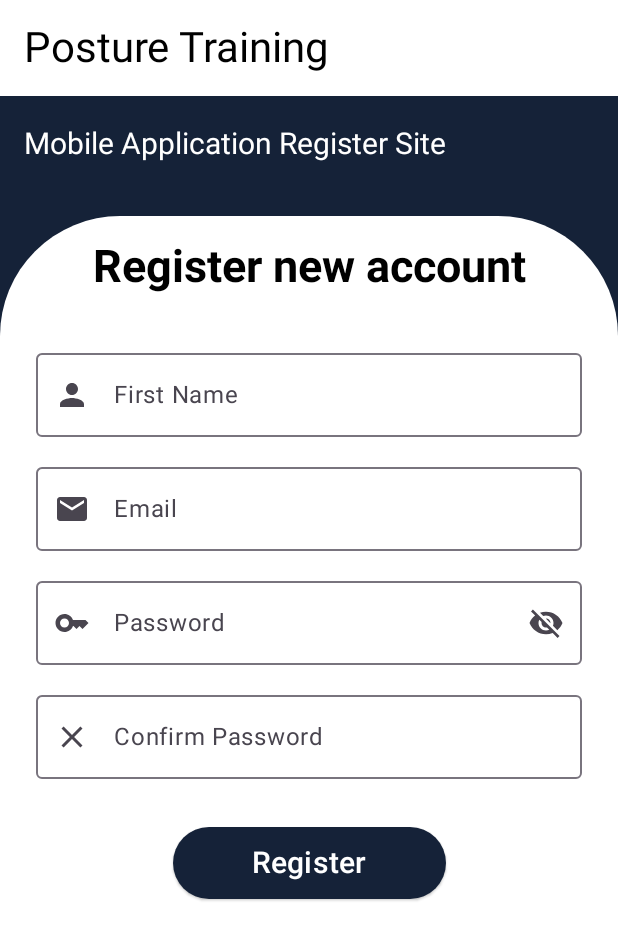
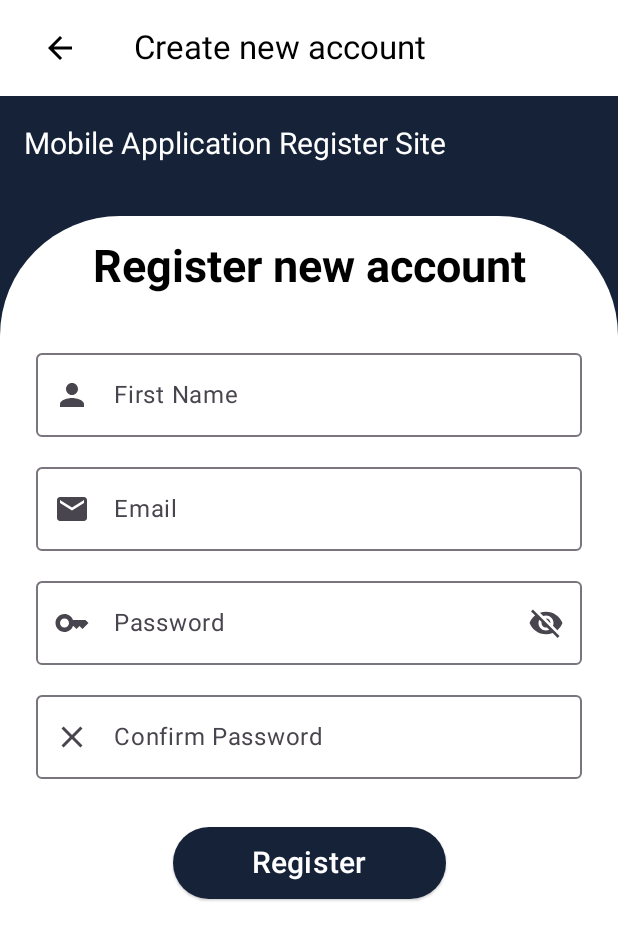
Before and after one commit to TaloHomes404/SitzerApp, an Android app built with Jetpack Compose: the RegisterScreen screen opened through its navigation route, on a phone screen of 412 x 824 dp. Shown: the top 940 px of the screen. Run offline under Robolectric (Android 15) with nearby library versions, the phone set to English and light mode, and no system bars.

Commit message:
minor changes

```diff
--- a/app/src/main/AndroidManifest.xml
+++ b/app/src/main/AndroidManifest.xml
@@ -13,11 +13,6 @@
         android:theme="@style/Theme.Sitzer"
         tools:targetApi="31">
         <activity
-            android:name=".navigation.AppNavigation"
-            android:exported="false"
-            android:label="@string/title_activity_app_navigation"
-            android:theme="@style/Theme.Sitzer" />
-        <activity
             android:name=".mvvm.view.MainActivity"
             android:exported="true"
             android:label="@string/app_name"
--- a/app/src/main/java/wolf/north/sitzer/mvvm/view/ExercisePickScreen.kt
+++ b/app/src/main/java/wolf/north/sitzer/mvvm/view/ExercisePickScreen.kt
@@ -41,12 +41,14 @@ import androidx.compose.ui.text.style.TextAlign
 import androidx.compose.ui.tooling.preview.Preview
 import androidx.compose.ui.unit.dp
 import androidx.compose.ui.unit.sp
+import androidx.navigation.NavHostController
+import androidx.navigation.compose.rememberNavController
 import kotlinx.coroutines.delay
 import wolf.north.sitzer.R
 
 @OptIn(ExperimentalMaterial3Api::class)
 @Composable
-fun ExercisePickScreen() {
+fun ExercisePickScreen( navController: NavHostController = rememberNavController()) {
     Scaffold(
         topBar = {
             TopAppBar(
@@ -145,7 +147,7 @@ fun ExercisePickScreen() {
 
 @Preview(showSystemUi = true)
 @Composable
-fun ExercisePickScreenPreviev() {
+fun ExercisePickScreenPreview() {
     ExercisePickScreen()
 }
 
--- a/app/src/main/java/wolf/north/sitzer/mvvm/view/MainActivity.kt
+++ b/app/src/main/java/wolf/north/sitzer/mvvm/view/MainActivity.kt
@@ -6,16 +6,20 @@ import androidx.activity.ComponentActivity
 import androidx.activity.compose.setContent
 import androidx.compose.foundation.Image
 import androidx.compose.foundation.background
-import androidx.compose.foundation.layout.*
+import androidx.compose.foundation.layout.Arrangement
+import androidx.compose.foundation.layout.Column
+import androidx.compose.foundation.layout.Row
+import androidx.compose.foundation.layout.Spacer
+import androidx.compose.foundation.layout.fillMaxSize
+import androidx.compose.foundation.layout.fillMaxWidth
+import androidx.compose.foundation.layout.height
+import androidx.compose.foundation.layout.padding
 import androidx.compose.foundation.shape.RoundedCornerShape
 import androidx.compose.material.icons.Icons
-import androidx.compose.material.icons.filled.ArrowBack
-import androidx.compose.material.icons.filled.ArrowForward
 import androidx.compose.material.icons.filled.ArrowRightAlt
 import androidx.compose.material3.Button
 import androidx.compose.material3.ButtonDefaults
 import androidx.compose.material3.Icon
-import androidx.compose.material3.IconButton
 import androidx.compose.material3.Text
 import androidx.compose.runtime.Composable
 import androidx.compose.ui.Alignment
@@ -29,8 +33,11 @@ import androidx.compose.ui.text.font.FontWeight
 import androidx.compose.ui.tooling.preview.Preview
 import androidx.compose.ui.unit.dp
 import androidx.compose.ui.unit.sp
+import androidx.navigation.NavHostController
+import androidx.navigation.compose.rememberNavController
 import wolf.north.sitzer.R
 import wolf.north.sitzer.navigation.AppNavigation
+import wolf.north.sitzer.navigation.Screens
 
 class MainActivity : ComponentActivity() {
     override fun onCreate(savedInstanceState: Bundle?) {
@@ -42,7 +49,7 @@ class MainActivity : ComponentActivity() {
 }
 
 @Composable
-fun SplashScreen() {
+fun SplashScreen( navController: NavHostController  = rememberNavController() ) {
     Column(
         modifier = Modifier
             .fillMaxSize()
@@ -98,7 +105,9 @@ fun SplashScreen() {
             Spacer(modifier = Modifier.weight(1f)) // Wypełnia przestrzeń, aby przycisk był na dole
 
             Button(
-                onClick = { /* Action */ },
+                onClick = { navController.navigate(Screens.Login ) {
+                    popUpTo(Screens.SplashScreen) {inclusive = true}
+                } },
                 colors = ButtonDefaults.buttonColors(containerColor = colorResource(R.color.welcome_screen_bg)), // przycisk fioletowy
                 shape = RoundedCornerShape(10.dp), // zaokrąglenie przycisku
                 modifier = Modifier
@@ -130,6 +139,6 @@ fun SplashScreen() {
 
 @Preview(showBackground = true, showSystemUi = true)
 @Composable
-fun WelcomeScreenPreview() {
+fun SplashScreenPreview() {
     SplashScreen()
 }
--- a/app/src/main/java/wolf/north/sitzer/mvvm/view/RegisterScreen.kt
+++ b/app/src/main/java/wolf/north/sitzer/mvvm/view/RegisterScreen.kt
@@ -4,15 +4,18 @@ import android.annotation.SuppressLint
 import androidx.compose.foundation.background
 import androidx.compose.foundation.layout.Box
 import androidx.compose.foundation.layout.Column
+import androidx.compose.foundation.layout.Row
 import androidx.compose.foundation.layout.Spacer
 import androidx.compose.foundation.layout.fillMaxHeight
 import androidx.compose.foundation.layout.fillMaxSize
 import androidx.compose.foundation.layout.fillMaxWidth
 import androidx.compose.foundation.layout.height
 import androidx.compose.foundation.layout.padding
+import androidx.compose.foundation.layout.width
 import androidx.compose.foundation.shape.RoundedCornerShape
 import androidx.compose.foundation.text.KeyboardOptions
 import androidx.compose.material.icons.Icons
+import androidx.compose.material.icons.filled.ArrowBack
 import androidx.compose.material.icons.filled.Close
 import androidx.compose.material.icons.filled.Email
 import androidx.compose.material.icons.filled.Key
@@ -22,6 +25,7 @@ import androidx.compose.material3.ButtonDefaults
 import androidx.compose.material3.ElevatedButton
 import androidx.compose.material3.ExperimentalMaterial3Api
 import androidx.compose.material3.Icon
+import androidx.compose.material3.IconButton
 import androidx.compose.material3.OutlinedTextField
 import androidx.compose.material3.Scaffold
 import androidx.compose.material3.Text
@@ -43,6 +47,8 @@ import androidx.compose.ui.text.input.PasswordVisualTransformation
 import androidx.compose.ui.tooling.preview.Preview
 import androidx.compose.ui.unit.dp
 import androidx.compose.ui.unit.sp
+import androidx.navigation.NavHostController
+import androidx.navigation.compose.rememberNavController
 import wolf.north.sitzer.R
 
 /*
@@ -176,20 +182,28 @@ fun RegisterScreen() {
 @SuppressLint("UnusedMaterial3ScaffoldPaddingParameter")
 @OptIn(ExperimentalMaterial3Api::class)
 @Composable
-fun RegisterScreen() {
+fun RegisterScreen( navController: NavHostController = rememberNavController() ) {
     Scaffold(
         topBar = {
             Column {
-                // Pierwszy biały pasek z napisem "Coffee"
                 TopAppBar(
                     title = {
-                        Text(text = "Posture Training", fontSize = 28.sp, color = Color.Black)
+                        Row(verticalAlignment = Alignment.CenterVertically) {
+                            IconButton(onClick = { /* Back action */ }) {
+                                Icon(
+                                    Icons.Default.ArrowBack,
+                                    contentDescription = "Back",
+                                    tint = Color.Black
+                                )
+                            }
+                            Spacer(modifier = Modifier.width(25.dp))
+                            Text(text = "Create new account", color = Color.Black)
+                        }
                     },
                     colors = TopAppBarDefaults.topAppBarColors(
                         containerColor = Color.White
                     )
                 )
-                // Czarny pasek z napisem "house"
                 TopAppBar(
                     title = {
                         Text(
--- a/app/src/main/java/wolf/north/sitzer/navigation/AppNavigation.kt
+++ b/app/src/main/java/wolf/north/sitzer/navigation/AppNavigation.kt
@@ -20,13 +20,13 @@ fun AppNavigation(navController: NavHostController = rememberNavController()) {
         navController = navController,
         startDestination = Screens.SplashScreen
     ){
-        composable(Screens.Exercises) { ExercisePickScreen() }
-        composable(Screens.Home) { HomeScreen() }
-        composable(Screens.Login) { LoginScreen() }
-        composable(Screens.Register) { RegisterScreen() }
-        composable(Screens.Workout) { WorkoutScreen() }
-        composable(Screens.Profile) { ProfileScreen() }
-        composable(Screens.SplashScreen) { SplashScreen() }
+        composable(Screens.Exercises) { ExercisePickScreen(navController = navController) }
+        composable(Screens.Home) { HomeScreen(navController = navController) }
+        composable(Screens.Login) { LoginScreen(navController = navController) }
+        composable(Screens.Register) { RegisterScreen(navController = navController) }
+        composable(Screens.Workout) { WorkoutScreen(navController = navController) }
+        composable(Screens.Profile) { ProfileScreen(navController = navController) }
+        composable(Screens.SplashScreen) { SplashScreen(navController = navController) }
 
     }
 }
```
Also changed, not shown: app/src/main/java/wolf/north/sitzer/mvvm/view/HomeScreen.kt (+7 -4 lines), app/src/main/java/wolf/north/sitzer/mvvm/view/LoginScreen.kt (+9 -14 lines), app/src/main/java/wolf/north/sitzer/mvvm/view/ProfileScreen.kt (+7 -4 lines), app/src/main/java/wolf/north/sitzer/mvvm/view/WorkoutScreen.kt (+8 -5 lines), app/src/main/java/wolf/north/sitzer/mvvm/viewmodel/LoginScreenViewModel.kt (+9 -1 lines), app/src/main/java/wolf/north/sitzer/navigation/Screens.kt (+7 -7 lines), gradle/wrapper/gradle-wrapper.properties.
